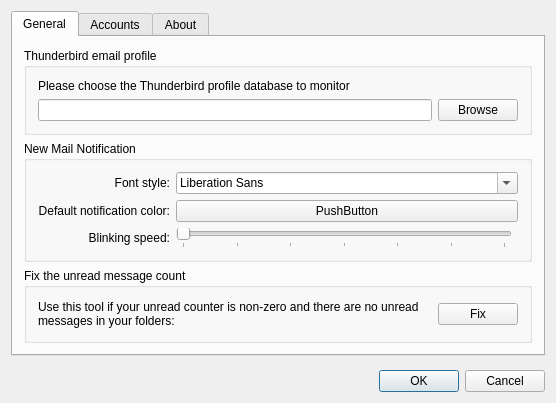
Old version of the form src/dialogsettings.ui in the repository gyunaev/birdtray.
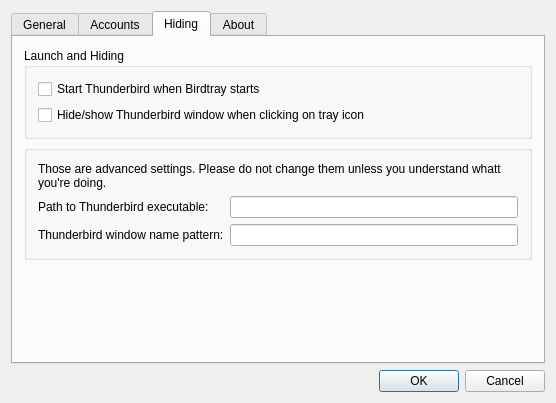
New version of the form. Custom widgets are drawn as their Qt base class.

Commit message: Added more settings to start Thunderbird with the app, and to show/hide it into tray. Neither is yet implemented.

Patch:
```diff
--- a/src/dialogsettings.ui
+++ b/src/dialogsettings.ui
@@ -17,7 +17,7 @@
    <item>
     <widget class="QTabWidget" name="tabWidget">
      <property name="currentIndex">
-      <number>0</number>
+      <number>2</number>
      </property>
      <widget class="QWidget" name="tab">
       <attribute name="title">
@@ -209,6 +209,88 @@
        </item>
       </layout>
      </widget>
+     <widget class="QWidget" name="tab_2">
+      <attribute name="title">
+       <string>Hiding</string>
+      </attribute>
+      <layout class="QVBoxLayout" name="verticalLayout_6">
+       <item>
+        <widget class="QGroupBox" name="groupBox_5">
+         <property name="title">
+          <string>Launch and Hiding</string>
+         </property>
+         <layout class="QVBoxLayout" name="verticalLayout_5">
+          <item>
+           <widget class="QCheckBox" name="boxLaunchThunderbirdAtStart">
+            <property name="text">
+             <string>Start Thunderbird when Birdtray starts</string>
+            </property>
+           </widget>
+          </item>
+          <item>
+           <widget class="QCheckBox" name="boxShowHideThunderbird">
+            <property name="text">
+             <string>Hide/show Thunderbird window when clicking on tray icon</string>
+            </property>
+           </widget>
+          </item>
+         </layout>
+        </widget>
+       </item>
+       <item>
+        <widget class="QGroupBox" name="groupBox_4">
+         <property name="title">
+          <string/>
+         </property>
+         <layout class="QGridLayout" name="gridLayout_3">
+          <item row="0" column="0" colspan="2">
+           <widget class="QLabel" name="label_6">
+            <property name="text">
+             <string>Those are advanced settings. Please do not change them unless you understand whatt you're doing.</string>
+            </property>
+            <property name="wordWrap">
+             <bool>true</bool>
+            </property>
+           </widget>
+          </item>
+          <item row="1" column="0">
+           <widget class="QLabel" name="label_7">
+            <property name="text">
+             <string>Path to Thunderbird executable:</string>
+            </property>
+           </widget>
+          </item>
+          <item row="1" column="1">
+           <widget class="QLineEdit" name="leThunderbirdBinary"/>
+          </item>
+          <item row="2" column="0">
+           <widget class="QLabel" name="label_8">
+            <property name="text">
+             <string>Thunderbird window name pattern:</string>
+            </property>
+           </widget>
+          </item>
+          <item row="2" column="1">
+           <widget class="QLineEdit" name="leThunderbirdWindowMatch"/>
+          </item>
+         </layout>
+        </widget>
+       </item>
+       <item>
+        <spacer name="verticalSpacer_4">
+         <property name="orientation">
+          <enum>Qt::Vertical</enum>
+         </property>
+         <property name="sizeHint" stdset="0">
+          <size>
+           <width>20</width>
+           <height>103</height>
+          </size>
+         </property>
+        </spacer>
+       </item>
+      </layout>
+     </widget>
      <widget class="QWidget" name="tab_3">
       <attribute name="title">
        <string>About</string>
```
The commit also changes 3 other files.
